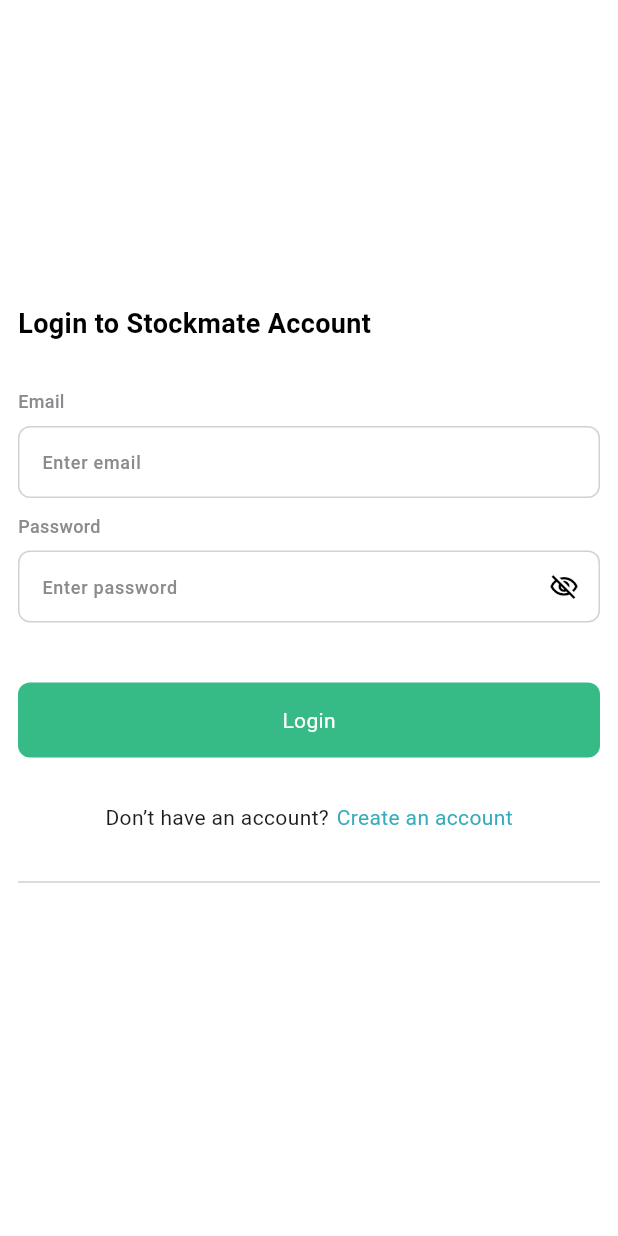
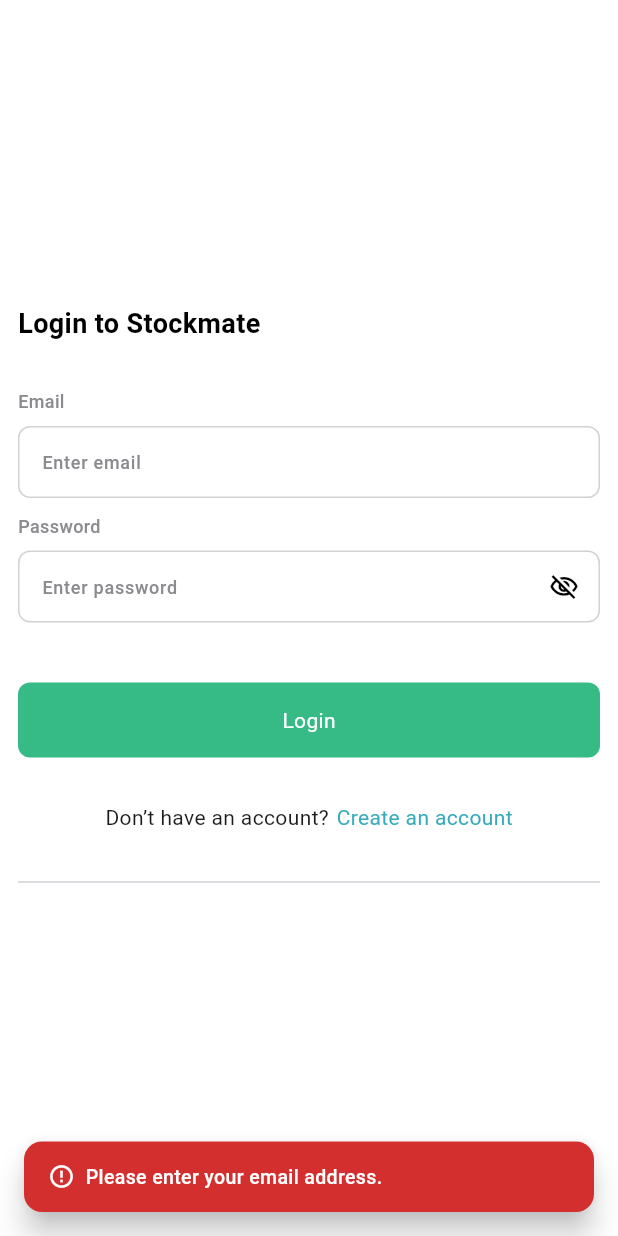
Before and after one commit to jithinkjclt/stockmate, a Flutter app: the screen it shows after launch, after a tap on "Login", on a phone screen of 412 x 824 dp. Run offline on Flutter 3.47's test engine with Material 3 defaults, Android fonts, the phone set to English and light mode, and no system bars; our stand-ins replace bloc, firebase_auth, firebase_core, flutter_bloc, shared_preferences; accounts and stored records are empty.

Commit message:
login added

```diff
--- /dev/null
+++ b/lib/core/utils/page_navigation.dart
@@ -0,0 +1,109 @@
+import 'package:flutter/material.dart';
+
+class Screen {
+  static Future<dynamic> open(
+      BuildContext context,
+      Widget target, {
+        bool isAnimate = false,
+        Offset? begin,
+        Curve? curve,
+      }) => isAnimate
+      ? Navigator.push(
+    context,
+    _createRoute(
+      target,
+      begin ?? const Offset(0, 0),
+      curve ?? Curves.ease,
+    ),
+  )
+      : Navigator.push(
+    context,
+    MaterialPageRoute(builder: (context) => target),
+  );
+
+  static close(BuildContext context, {dynamic result}) =>
+      Navigator.pop(context, result);
+
+  static closeDialog(BuildContext context, {dynamic result}) =>
+      Navigator.of(context, rootNavigator: true).pop(result);
+
+  static closePopupOpenPage(
+      BuildContext context,
+      Widget target, {
+        bool isAnimate = true,
+        Offset? begin,
+        Cubic? curve,
+      }) {
+    closeDialog(context);
+    isAnimate
+        ? Navigator.pushReplacement(
+      context,
+      _createRoute(
+        target,
+        begin ?? const Offset(0, 0),
+        curve ?? Curves.ease,
+      ),
+    )
+        : Navigator.pushReplacement(
+      context,
+      MaterialPageRoute(builder: (context) => target),
+    );
+  }
+
+  static openClosingCurrentPage(
+      BuildContext context,
+      Widget target, {
+        bool isAnimate = true,
+        Offset? begin,
+        Cubic? curve,
+      }) => isAnimate
+      ? Navigator.pushReplacement(
+    context,
+    _createRoute(
+      target,
+      begin ?? const Offset(0, 0),
+      curve ?? Curves.ease,
+    ),
+  )
+      : Navigator.pushReplacement(
+    context,
+    MaterialPageRoute(builder: (context) => target),
+  );
+
+  static openAsNewPage(
+      BuildContext context,
+      Widget target, {
+        bool isAnimate = true,
+        Offset? begin,
+        Cubic? curve,
+      }) => isAnimate
+      ? Navigator.pushAndRemoveUntil(
+    context,
+    _createRoute(
+      target,
+      begin ?? const Offset(0, 0),
+      curve ?? Curves.ease,
+    ),
+        (route) => false,
+  )
+      : Navigator.pushAndRemoveUntil(
+    context,
+    MaterialPageRoute(builder: (context) => target),
+        (route) => false,
+  );
+
+  static Route _createRoute(Widget target, Offset begin, Curve curve) {
+    return PageRouteBuilder(
+      pageBuilder: (context, animation, secondaryAnimation) => target,
+      transitionsBuilder: (context, animation, secondaryAnimation, child) {
+        const end = Offset.zero;
+        var tween = Tween(
+          begin: begin,
+          end: end,
+        ).chain(CurveTween(curve: curve));
+
+        return SlideTransition(position: animation.drive(tween), child: child);
+      },
+    );
+  }
+}
--- /dev/null
+++ b/lib/data/datasources/local/shared_pref.dart
@@ -0,0 +1,49 @@
+import 'package:shared_preferences/shared_preferences.dart';
+import '../../../domain/entities/user.dart';
+
+class UserService {
+  static const String _idTokenKey = "id_token";
+  static const String _nameKey = "user_name";
+  static const String _emailKey = "user_email";
+
+  Future<void> saveUser(UserModel user) async {
+    final prefs = await SharedPreferences.getInstance();
+    await prefs.setString(_nameKey, user.name);
+    await prefs.setString(_emailKey, user.email);
+    await prefs.setString(_idTokenKey, user.idToken);
+  }
+
+  Future<UserModel?> getUser() async {
+    final prefs = await SharedPreferences.getInstance();
+
+    final name = prefs.getString(_nameKey);
+    final email = prefs.getString(_emailKey);
+    final idToken = prefs.getString(_idTokenKey);
+
+    if (name != null && email != null && idToken != null) {
+      return UserModel(name: name, email: email, idToken: idToken);
+    }
+    return null;
+  }
+
+  Future<void> clearUser() async {
+    final prefs = await SharedPreferences.getInstance();
+    await prefs.remove(_nameKey);
+    await prefs.remove(_emailKey);
+    await prefs.remove(_idTokenKey);
+  }
+
+  Future<void> printUser() async {
+    final prefs = await SharedPreferences.getInstance();
+    print("Name: ${prefs.getString(_nameKey)}");
+    print("Email: ${prefs.getString(_emailKey)}");
+    print("Id Token: ${prefs.getString(_idTokenKey)}");
+  }
+
+  Future<bool> isLoggedIn() async {
+    final prefs = await SharedPreferences.getInstance();
+    return prefs.containsKey(_idTokenKey) &&
+        prefs.containsKey(_emailKey) &&
+        prefs.containsKey(_nameKey);
+  }
+}
--- /dev/null
+++ b/lib/domain/entities/user.dart
@@ -0,0 +1,7 @@
+class UserModel {
+  final String name;
+  final String email;
+  final String idToken;
+
+  UserModel({required this.name, required this.email, required this.idToken});
+}
--- a/lib/main.dart
+++ b/lib/main.dart
@@ -1,7 +1,13 @@
+import 'package:firebase_core/firebase_core.dart';
 import 'package:flutter/material.dart';
-import 'package:stockmate/presentation/screens/auth/auth_screen.dart';
+import 'package:stockmate/presentation/screens/splash/splash_screen.dart';
 
-void main() {
+import 'firebase_options.dart';
+
+void main() async {
+  WidgetsFlutterBinding.ensureInitialized();
+  await Firebase.initializeApp(options: DefaultFirebaseOptions.currentPlatform);
+
   runApp(const MyApp());
 }
 
@@ -10,6 +16,6 @@ class MyApp extends StatelessWidget {
 
   @override
   Widget build(BuildContext context) {
-    return MaterialApp(home: AuthScreen(), debugShowCheckedModeBanner: false);
+    return MaterialApp(home: SplashScreen(), debugShowCheckedModeBanner: false);
   }
 }
--- a/lib/presentation/screens/auth/auth_screen.dart
+++ b/lib/presentation/screens/auth/auth_screen.dart
@@ -1,11 +1,14 @@
 import 'package:flutter/material.dart';
 import 'package:flutter_bloc/flutter_bloc.dart';
 import 'package:stockmate/core/utils/margin_text.dart';
+import 'package:stockmate/core/utils/page_navigation.dart';
+import 'package:stockmate/presentation/screens/home_page/home_screen.dart';
 
 import '../../../core/constants/colors.dart';
 import '../../widgets/custom_apptext.dart';
 import '../../widgets/custom_button.dart';
 import '../../widgets/custom_textfield.dart';
+import '../../widgets/snackbar.dart';
 import 'cubit/auth_cubit.dart';
 
 class AuthScreen extends StatelessWidget {
@@ -17,7 +20,25 @@ class AuthScreen extends StatelessWidget {
       backgroundColor: colorWhite,
       body: BlocProvider(
         create: (context) => AuthCubit(),
-        child: BlocBuilder<AuthCubit, AuthState>(
+        child: BlocConsumer<AuthCubit, AuthState>(
+          listener: (context, state) {
+            final cubit = context.read<AuthCubit>();
+            if (state is AuthSuccess) {
+              ShowCustomSnackbar.success(
+                context,
+                message: cubit.isLoginPage
+                    ? "Login Successful!"
+                    : "Account Created!",
+              );
+              if (cubit.isLoginPage == false) {
+                cubit.changeScreen();
+              } else {
+                Screen.openAsNewPage(context, HomeScreen());
+              }
+            } else if (state is AuthError) {
+              ShowCustomSnackbar.error(context, message: state.message);
+            }
+          },
           builder: (context, state) {
             final cubit = context.read<AuthCubit>();
             return SingleChildScrollView(
@@ -35,7 +56,7 @@ class AuthScreen extends StatelessWidget {
                           children: [
                             AppText(
                               cubit.isLoginPage
-                                  ? 'Login to Stockmate Account'
+                                  ? 'Login to Stockmate '
                                   : 'Create a Stockmate Account',
                               color: blackText,
                               size: 18,
@@ -52,6 +73,7 @@ class AuthScreen extends StatelessWidget {
                               : Column(
                                   children: [
                                     CustomTextField(
+                                      controller: cubit.userNameController,
                                       width: double.infinity,
                                       boxname: 'User Name',
                                       hintText: 'Enter User Name',
@@ -60,21 +82,20 @@ class AuthScreen extends StatelessWidget {
                                   ],
                                 ),
                         ),
-
                         CustomTextField(
+                          controller: cubit.emailController,
                           width: double.infinity,
                           boxname: 'Email',
                           hintText: 'Enter email',
                         ),
                         10.hBox,
                         CustomTextField(
+                          controller: cubit.passwordController,
                           width: double.infinity,
                           boxname: 'Password',
                           hintText: 'Enter password',
                           isPassword: true,
                         ),
-
-                        // Confirm password (only in signup)
                         AnimatedSize(
                           duration: const Duration(milliseconds: 400),
                           curve: Curves.easeInOut,
@@ -84,6 +105,8 @@ class AuthScreen extends StatelessWidget {
                                   children: [
                                     10.hBox,
                                     CustomTextField(
+                                      controller:
+                                          cubit.confirmPasswordController,
                                       width: double.infinity,
                                       boxname: 'Confirm Password',
                                       hintText: 'Enter password again',
@@ -92,18 +115,21 @@ class AuthScreen extends StatelessWidget {
                                   ],
                                 ),
                         ),
-
                         40.hBox,
                         CustomButton(
                           width: double.infinity,
-                          borderRadius: 8,
-                          textColor: colorWhite,
                           boxColor: primaryColor,
-                          onTap: () {},
+                          onTap: () {
+                            if (cubit.isLoginPage == true) {
+                              cubit.login();
+                            } else {
+                              cubit.signUp();
+                            }
+                          },
+                          isLoading: state is AuthLoading,
                           text: cubit.isLoginPage ? 'Login' : 'Sign Up',
                         ),
                         30.hBox,
-
                         Row(
                           mainAxisAlignment: MainAxisAlignment.center,
                           children: [
--- a/lib/presentation/screens/auth/cubit/auth_cubit.dart
+++ b/lib/presentation/screens/auth/cubit/auth_cubit.dart
@@ -1,5 +1,10 @@
 import 'package:bloc/bloc.dart';
+import 'package:firebase_auth/firebase_auth.dart';
+import 'package:flutter/cupertino.dart';
 import 'package:meta/meta.dart';
+import 'package:stockmate/data/datasources/local/shared_pref.dart';
+
+import '../../../../domain/entities/user.dart';
 
 part 'auth_state.dart';
 
@@ -7,9 +12,118 @@ class AuthCubit extends Cubit<AuthState> {
   AuthCubit() : super(AuthInitial());
 
   bool isLoginPage = true;
+  final userNameController = TextEditingController();
+  final emailController = TextEditingController();
+  final passwordController = TextEditingController();
+  final confirmPasswordController = TextEditingController();
 
-  changeScreen() {
+  final FirebaseAuth _auth = FirebaseAuth.instance;
+
+  void changeScreen() {
     isLoginPage = !isLoginPage;
+    userNameController.clear();
+    emailController.clear();
+    passwordController.clear();
+    confirmPasswordController.clear();
     emit(AuthInitial());
   }
+
+  bool _isValidEmail(String email) {
+    final emailRegExp = RegExp(r'^[^@]+@[^@]+\.[^@]+');
+    return emailRegExp.hasMatch(email);
+  }
+
+  Future<void> signUp() async {
+    final userName = userNameController.text.trim();
+    final email = emailController.text.trim();
+    final password = passwordController.text.trim();
+    final confirmPassword = confirmPasswordController.text.trim();
+
+    if (userName.isEmpty) {
+      emit(AuthError(message: "Please enter a user name."));
+      return;
+    }
+    if (email.isEmpty) {
+      emit(AuthError(message: "Please enter an email address."));
+      return;
+    }
+    if (!_isValidEmail(email)) {
+      emit(AuthError(message: "Please enter a valid email address."));
+      return;
+    }
+    if (password.isEmpty) {
+      emit(AuthError(message: "Please enter a password."));
+      return;
+    }
+    if (password.length < 6) {
+      emit(AuthError(message: "Password must be at least 6 characters long."));
+      return;
+    }
+    if (password != confirmPassword) {
+      emit(AuthError(message: "Passwords do not match."));
+      return;
+    }
+    emit(AuthLoading());
+    try {
+      await _auth.createUserWithEmailAndPassword(
+        email: email,
+        password: password,
+      );
+      await _auth.currentUser?.updateDisplayName(userName);
+
+      emit(AuthSuccess(user: _auth.currentUser));
+    } on FirebaseAuthException catch (e) {
+      String message = 'An error occurred. Please try again.';
+      if (e.code == 'weak-password') {
+        message = 'The password provided is too weak.';
+      } else if (e.code == 'email-already-in-use') {
+        message = 'An account already exists for that email.';
+      } else if (e.code == 'invalid-email') {
+        message = 'The email address is not valid.';
+      }
+      emit(AuthError(message: message));
+    }
+  }
+
+  Future<void> login() async {
+    final email = emailController.text.trim();
+    final password = passwordController.text.trim();
+
+    if (email.isEmpty) {
+      emit(AuthError(message: "Please enter your email address."));
+      return;
+    }
+    if (password.isEmpty) {
+      emit(AuthError(message: "Please enter your password."));
+      return;
+    }
+
+    emit(AuthLoading());
+    try {
+      final userCredential = await _auth.signInWithEmailAndPassword(
+        email: email,
+        password: password,
+      );
+
+      final user = userCredential.user;
+      if (user != null) {
+        final idToken = await user.getIdToken();
+
+        final userModel = UserModel(
+          name: user.displayName ?? "",
+          email: user.email ?? "",
+          idToken: idToken!,
+        );
+        final userData = UserService();
+
+
+        await   userData.saveUser(userModel);
+        await   userData.printUser();
+      }
+
+      emit(AuthSuccess(user: _auth.currentUser));
+    } on FirebaseAuthException catch (e) {
+      emit(AuthError(message: "Invalid email or password. Please try again."));
+    }
+  }
 }
--- a/lib/presentation/screens/auth/cubit/auth_state.dart
+++ b/lib/presentation/screens/auth/cubit/auth_state.dart
@@ -1,6 +1,20 @@
 part of 'auth_cubit.dart';
 
 @immutable
-sealed class AuthState {}
+abstract class AuthState {}
 
-final class AuthInitial extends AuthState {}
+class AuthInitial extends AuthState {}
+
+class AuthLoading extends AuthState {}
+
+class AuthSuccess extends AuthState {
+  final User? user;
+
+  AuthSuccess({this.user});
+}
+
+class AuthError extends AuthState {
+  final String message;
+
+  AuthError({required this.message});
+}
--- /dev/null
+++ b/lib/presentation/screens/splash/cubit/splash_cubit.dart
@@ -0,0 +1,27 @@
+import 'package:bloc/bloc.dart';
+import 'package:meta/meta.dart';
+import 'package:stockmate/core/utils/page_navigation.dart';
+import 'package:stockmate/presentation/screens/auth/auth_screen.dart';
+import 'package:stockmate/presentation/screens/home_page/home_screen.dart';
+
+import '../../../../data/datasources/local/shared_pref.dart';
+
+part 'splash_state.dart';
+
+class SplashCubit extends Cubit<SplashState> {
+  SplashCubit() : super(SplashInitial());
+
+  Future<void> init(context) async {
+    print("funtion is calling");
+    await Future.delayed(const Duration(seconds: 1));
+
+    final userRepository = UserService();
+    final hasUser = await userRepository.isLoggedIn();
+
+    if (hasUser) {
+      Screen.openAsNewPage(context, HomeScreen());
+    } else {
+      Screen.openAsNewPage(context, AuthScreen());
+    }
+  }
+}
--- /dev/null
+++ b/lib/presentation/screens/splash/cubit/splash_state.dart
@@ -0,0 +1,6 @@
+part of 'splash_cubit.dart';
+
+@immutable
+sealed class SplashState {}
+
+final class SplashInitial extends SplashState {}
--- /dev/null
+++ b/lib/presentation/screens/splash/splash_screen.dart
@@ -0,0 +1,29 @@
+import 'package:flutter/cupertino.dart';
+import 'package:flutter/material.dart';
+import 'package:flutter_bloc/flutter_bloc.dart';
+import 'package:stockmate/core/utils/margin_text.dart';
+
+import 'cubit/splash_cubit.dart';
+
+class SplashScreen extends StatelessWidget {
+  const SplashScreen({super.key});
+
+  @override
+  Widget build(BuildContext context) {
+    return Scaffold(
+      body: BlocProvider(
+        create: (context) => SplashCubit()..init(context),
+        child: BlocBuilder<SplashCubit, SplashState>(
+          builder: (context, state) {
+            return Center(
+              child: Image(
+                image: AssetImage("assets/stockmate.png"),
+                height: context.deviceSize.height / 4,
+              ),
+            );
+          },
+        ),
+      ),
+    );
+  }
+}
--- /dev/null
+++ b/lib/presentation/widgets/snackbar.dart
@@ -0,0 +1,84 @@
+import 'package:flutter/material.dart';
+import '../../core/constants/colors.dart';
+import 'custom_apptext.dart';
+
+class ShowCustomSnackbar {
+  static void _show(
+      BuildContext context, {
+        required String message,
+        required Color color,
+        Color textColor = Colors.white,
+        IconData? icon,
+        Duration duration = const Duration(seconds: 3),
+      }) {
+    ScaffoldMessenger.of(context).hideCurrentSnackBar();
+
+    final snackbarContent = Row(
+      children: [
+        if (icon != null) ...[
+          Icon(icon, color: textColor, size: 18),
+          const SizedBox(width: 7),
+        ],
+        Expanded(
+          child: AppText(
+            message,
+            style: TextStyle(color: textColor, fontWeight: FontWeight.w500, fontSize: 13),
+          ),
+        ),
+      ],
+    );
+
+    final snackBar = SnackBar(
+      content: snackbarContent,
+      backgroundColor: color,
+      duration: duration,
+      behavior: SnackBarBehavior.floating,
+      margin: const EdgeInsets.all(16),
+      shape: RoundedRectangleBorder(
+        borderRadius: BorderRadius.circular(12),
+      ),
+      elevation: 8,
+    );
+
+    ScaffoldMessenger.of(context).showSnackBar(snackBar);
+  }
+
+  static void success(
+      BuildContext context, {
+        required String message,
+        IconData? icon = Icons.check_circle_outline,
+      }) {
+    _show(
+      context,
+      message: message,
+      color: primaryColor,
+      icon: icon,
+    );
+  }
+
+  static void error(
+      BuildContext context, {
+        required String message,
+        IconData? icon = Icons.error_outline,
+      }) {
+    _show(
+      context,
+      message: message,
+      color: Colors.red.shade700,
+      icon: icon,
+    );
+  }
+
+  static void warning(
+      BuildContext context, {
+        required String message,
+        IconData? icon = Icons.warning_amber_rounded,
+      }) {
+    _show(
+      context,
+      message: message,
+      color: const Color(0xFFFF9800),
+      icon: icon,
+    );
+  }
+}
```
Also changed, not shown: lib/presentation/screens/home_page/home_screen.dart (added, +46 -0 lines), pubspec.yaml (+5 -2 lines), assets/stockmate.png (added), firebase.json (added), lib/firebase_options.dart (added), pubspec.lock, 7 other files.
